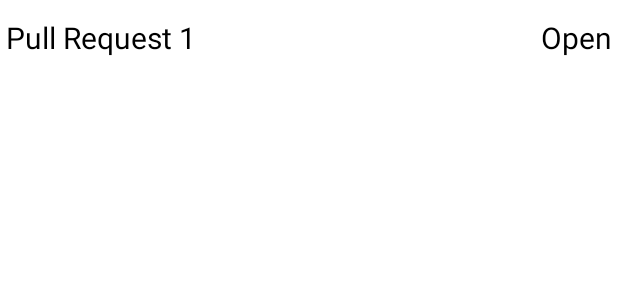
After one commit to boris-nikolov/java2days, an Android app: the layout list_item_pull_request.xml on its own in the app's theme, with its tools: preview values and no code run, on a phone screen of 412 x 824 dp. The commit adds this screen. Shown: the top 300 px of the screen. Run offline under Robolectric (Android 15) with nearby library versions, the phone set to English and light mode, and no system bars; network calls fail.

Commit message:
Add fragment to show pull requests for the selected repository

```diff
--- /dev/null
+++ b/app/src/main/res/layout/list_item_pull_request.xml
@@ -0,0 +1,54 @@
+<?xml version="1.0" encoding="utf-8"?>
+<layout xmlns:android="http://schemas.android.com/apk/res/android"
+    xmlns:app="http://schemas.android.com/apk/res-auto"
+    xmlns:tools="http://schemas.android.com/tools">
+
+    <data>
+
+        <import type="android.view.View" />
+
+        <variable
+            name="pullRequest"
+            type="com.bnikolov.java2daysdemo.network.model.PullRequest" />
+
+        <variable
+            name="onRepoClickListener"
+            type="View.OnClickListener" />
+    </data>
+
+    <androidx.constraintlayout.widget.ConstraintLayout
+        android:layout_width="match_parent"
+        android:layout_height="wrap_content"
+        android:onClick="@{onRepoClickListener}">
+
+        <com.google.android.material.textview.MaterialTextView
+            android:id="@+id/pr_title"
+            android:layout_width="0dp"
+            android:layout_height="50dp"
+            android:gravity="start|center_vertical"
+            android:padding="4dp"
+            android:text="@{pullRequest.title}"
+            android:textColor="#000000"
+            android:textSize="20sp"
+            app:layout_constraintBottom_toBottomOf="parent"
+            app:layout_constraintEnd_toStartOf="@id/pr_state"
+            app:layout_constraintStart_toStartOf="parent"
+            app:layout_constraintTop_toTopOf="parent"
+            tools:text="Pull Request 1" />
+
+        <com.google.android.material.textview.MaterialTextView
+            android:id="@+id/pr_state"
+            android:layout_width="wrap_content"
+            android:layout_height="50dp"
+            android:gravity="end|center_vertical"
+            android:padding="4dp"
+            android:text="@{pullRequest.state}"
+            android:textColor="#000000"
+            android:textSize="20sp"
+            app:layout_constraintBottom_toBottomOf="parent"
+            app:layout_constraintEnd_toEndOf="parent"
+            app:layout_constraintTop_toTopOf="parent"
+            tools:text="Open" />
+    </androidx.constraintlayout.widget.ConstraintLayout>
+
+</layout>
```
Also changed, not shown: app/src/main/java/com/bnikolov/java2daysdemo/adapter/PullRequestsAdapter.kt (added, +46 -0 lines), app/src/main/java/com/bnikolov/java2daysdemo/fragment/PullRequestsFragment.kt (added, +65 -0 lines), app/src/main/java/com/bnikolov/java2daysdemo/repository/PullRequestsRepository.kt (added, +61 -0 lines), app/src/main/java/com/bnikolov/java2daysdemo/viewmodel/PullRequestsViewModel.kt (added, +16 -0 lines), app/src/main/res/layout/fragment_pull_requests.xml (added, +24 -0 lines), app/src/main/res/navigation/nav_graph.xml (+16 -0 lines).
